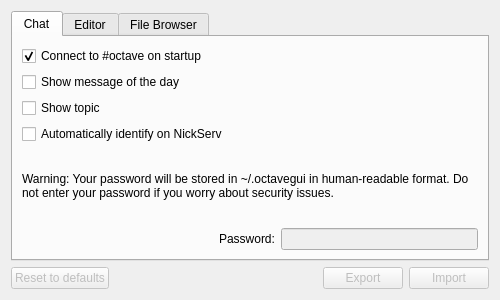
Qt form gui/src/SettingsDialog.ui (ctaggart/octave) before a commit.
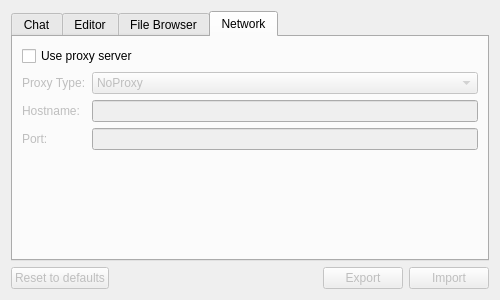
The same form after that commit. The open tabs and pages were chosen to show the change.

Commit message: Added proxy network settings tab and translators file.

```diff
--- a/gui/src/SettingsDialog.ui
+++ b/gui/src/SettingsDialog.ui
@@ -210,6 +210,105 @@
        </item>
       </layout>
      </widget>
+     <widget class="QWidget" name="tab_3">
+      <attribute name="title">
+       <string>Network</string>
+      </attribute>
+      <layout class="QVBoxLayout" name="verticalLayout_4">
+       <item>
+        <widget class="QCheckBox" name="useProxyServer">
+         <property name="text">
+          <string>Use proxy server</string>
+         </property>
+        </widget>
+       </item>
+       <item>
+        <layout class="QFormLayout" name="formLayout">
+         <item row="0" column="0">
+          <widget class="QLabel" name="label_3">
+           <property name="enabled">
+            <bool>false</bool>
+           </property>
+           <property name="text">
+            <string>Proxy Type:</string>
+           </property>
+          </widget>
+         </item>
+         <item row="0" column="1">
+          <widget class="QComboBox" name="proxyType">
+           <property name="enabled">
+            <bool>false</bool>
+           </property>
+           <item>
+            <property name="text">
+             <string>NoProxy</string>
+            </property>
+           </item>
+           <item>
+            <property name="text">
+             <string>DefaultProxy</string>
+            </property>
+           </item>
+           <item>
+            <property name="text">
+             <string>HttpProxy</string>
+            </property>
+           </item>
+           <item>
+            <property name="text">
+             <string>Socks5Proxy</string>
+            </property>
+           </item>
+           <item>
+            <property name="text">
+             <string>HttpCachingProxy</string>
+            </property>
+           </item>
+           <item>
+            <property name="text">
+             <string>FtpCachingProxy</string>
+            </property>
+           </item>
+          </widget>
+         </item>
+         <item row="1" column="0">
+          <widget class="QLabel" name="label_4">
+           <property name="enabled">
+            <bool>false</bool>
+           </property>
+           <property name="text">
+            <string>Hostname:</string>
+           </property>
+          </widget>
+         </item>
+         <item row="1" column="1">
+          <widget class="QLineEdit" name="proxyHostName">
+           <property name="enabled">
+            <bool>false</bool>
+           </property>
+          </widget>
+         </item>
+         <item row="2" column="0">
+          <widget class="QLabel" name="label_5">
+           <property name="enabled">
+            <bool>false</bool>
+           </property>
+           <property name="text">
+            <string>Port:</string>
+           </property>
+          </widget>
+         </item>
+         <item row="2" column="1">
+          <widget class="QLineEdit" name="proxyPort">
+           <property name="enabled">
+            <bool>false</bool>
+           </property>
+          </widget>
+         </item>
+        </layout>
+       </item>
+      </layout>
+     </widget>
     </widget>
    </item>
    <item>
```
Left out of the diff: 96 changed lines with no effect on the pictures. The commit also changes 1 other file.
